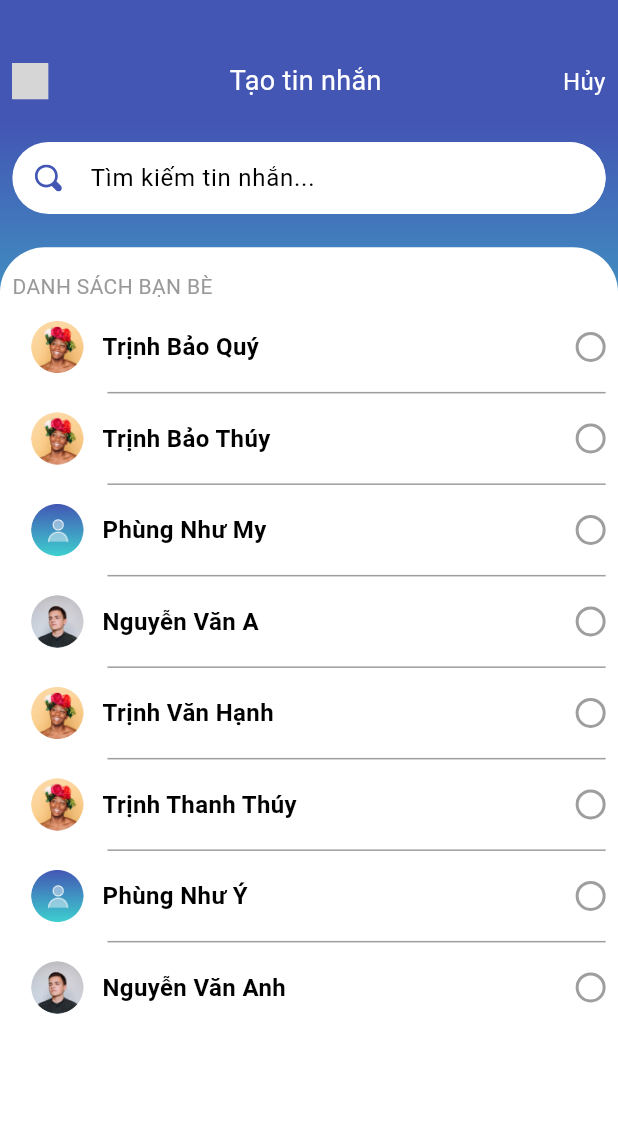
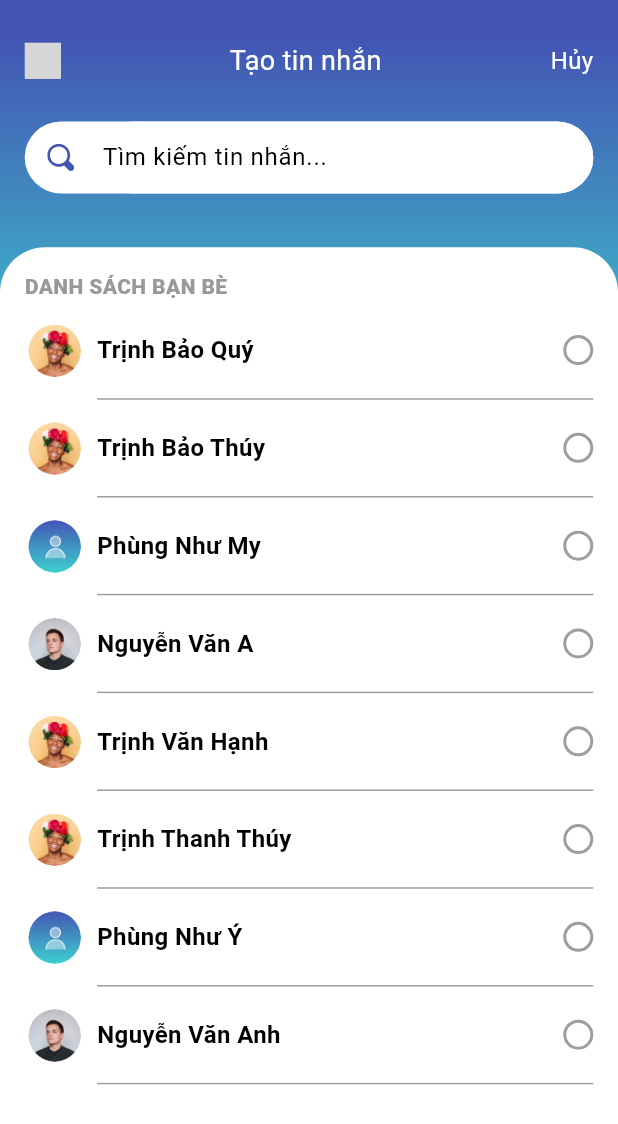
Before and after one commit to quy03/MockChat, a Flutter app: the screen it shows after launch, after a tap on an icon or button, on a phone screen of 412 x 824 dp. Shown: the top 1124 px of the screen. Run offline on Flutter 3.47's test engine with Material 3 defaults, Android fonts, the light colour scheme and no system bars; our stand-ins replace diacritic, firebase_auth, firebase_core, flutter_svg; accounts and stored records are empty; grey boxes are pictures that could not be loaded.

Commit message:
update all

```diff
--- a/lib/screens/friends/components/all.dart
+++ b/lib/screens/friends/components/all.dart
@@ -29,7 +29,7 @@ class _AllState extends State<All> {
                   Container(
                     width: size.width,
                     padding: EdgeInsets.symmetric(
-                      horizontal: size.width / 30,
+                      horizontal: size.height / 50,
                       vertical: size.height * 0.005,
                     ),
                     color: const Color.fromRGBO(246, 246, 246, 1),
@@ -191,10 +191,14 @@ class _BuildAllState extends State<BuildAll> {
   @override
   Widget build(BuildContext context) {
     Size size = MediaQuery.of(context).size;
-    return Row(
+    return Container(
+      padding: EdgeInsets.symmetric(
+        horizontal: size.height / 50,
+        vertical: size.height * 0.008,
+      ),
+      child: Row(
         children: [
           CircleAvatar(
-          radius: 30,
             backgroundColor: Colors.transparent,
             child: ClipOval(
               child: Image.asset(
@@ -205,6 +209,7 @@ class _BuildAllState extends State<BuildAll> {
               ),
             ),
           ),
+          SizedBox(width: size.width / 50),
           Text(
             widget.fullname,
             style: const TextStyle(
@@ -225,8 +230,8 @@ class _BuildAllState extends State<BuildAll> {
                       ? Theme.of(context).colorScheme.secondary
                       : Theme.of(context).colorScheme.surface,
                   borderRadius: BorderRadius.circular(30),
-                border:
-                    Border.all(color: Theme.of(context).colorScheme.secondary),
+                  border: Border.all(
+                      color: Theme.of(context).colorScheme.secondary),
                 ),
                 child: Text(
                   _requestSent ? "Kết bạn" : "Hủy",
@@ -242,6 +247,7 @@ class _BuildAllState extends State<BuildAll> {
             ),
           SizedBox(width: size.width / 30),
         ],
+      ),
     );
   }
 }
--- a/lib/screens/friends/components/friend_head.dart
+++ b/lib/screens/friends/components/friend_head.dart
@@ -16,8 +16,9 @@ class FriendHead extends StatelessWidget {
   @override
   Widget build(BuildContext context) {
     return Container(
+      height: size.height / 3,
       padding: EdgeInsets.symmetric(
-        horizontal: size.width / 50,
+        horizontal: size.height / 50,
       ),
       decoration: const BoxDecoration(
         gradient: LinearGradient(
@@ -27,12 +28,12 @@ class FriendHead extends StatelessWidget {
             Color(0xFF4356B4),
             Color(0xFF3DCFCF),
           ],
-          stops: [0.1, 0.4],
+          stops: [0.1, 1],
         ),
       ),
       child: Column(
         children: [
-          SizedBox(height: size.height / 20),
+          SizedBox(height: size.height / 30),
           Row(
             mainAxisAlignment: MainAxisAlignment.spaceBetween,
             children: [
--- a/lib/screens/friends/components/friends.dart
+++ b/lib/screens/friends/components/friends.dart
@@ -30,7 +30,7 @@ class Friends extends StatelessWidget {
                   Container(
                     width: size.width,
                     padding: EdgeInsets.symmetric(
-                      horizontal: size.width / 30,
+                      horizontal: size.height / 50,
                       vertical: size.height * 0.005,
                     ),
                     color: const Color.fromRGBO(246, 246, 246, 1),
@@ -110,10 +110,15 @@ class BuildFriends extends StatelessWidget {
 
   @override
   Widget build(BuildContext context) {
-    return Row(
+    Size size = MediaQuery.of(context).size;
+    return Container(
+      padding: EdgeInsets.symmetric(
+        horizontal: size.height / 50,
+        vertical: size.height * 0.008,
+      ),
+      child: Row(
         children: [
           CircleAvatar(
-          radius: 30,
             backgroundColor: Colors.transparent,
             child: ClipOval(
               child: Image.asset(
@@ -124,6 +129,7 @@ class BuildFriends extends StatelessWidget {
               ),
             ),
           ),
+          SizedBox(width: size.width / 50),
           Text(
             fullname,
             style: const TextStyle(
@@ -132,6 +138,7 @@ class BuildFriends extends StatelessWidget {
             ),
           ),
         ],
+      ),
     );
   }
 }
--- a/lib/screens/friends/components/request.dart
+++ b/lib/screens/friends/components/request.dart
@@ -21,7 +21,7 @@ class Request extends StatelessWidget {
             crossAxisAlignment: CrossAxisAlignment.start,
             children: [
               Padding(
-                padding: EdgeInsets.symmetric(horizontal: size.width / 30),
+                padding: EdgeInsets.symmetric(horizontal: size.height / 50),
                 child: Text(
                   "LỜI MỜI KẾT BẠN",
                   style: TextStyle(
@@ -109,10 +109,14 @@ class BuildFriendRequest extends StatelessWidget {
           style: TextStyle(color: Colors.white),
         ),
       ),
+      child: Container(
+        padding: EdgeInsets.symmetric(
+          horizontal: size.height / 50,
+          vertical: size.height * 0.008,
+        ),
         child: Row(
           children: [
             CircleAvatar(
-            radius: 30,
               backgroundColor: Colors.transparent,
               child: ClipOval(
                 child: Image.asset(
@@ -123,7 +127,7 @@ class BuildFriendRequest extends StatelessWidget {
                 ),
               ),
             ),
-          SizedBox(width: size.width * 0.05), // Khoảng cách giữa avatar và tên
+            SizedBox(width: size.width / 50),
             Text(
               fullname,
               style: const TextStyle(
@@ -157,6 +161,7 @@ class BuildFriendRequest extends StatelessWidget {
             SizedBox(width: size.width / 30),
           ],
         ),
+      ),
     );
   }
 }
--- a/lib/screens/friends/friend_screen.dart
+++ b/lib/screens/friends/friend_screen.dart
@@ -28,9 +28,15 @@ class _FriendScreenState extends State<FriendScreen> {
       child: Scaffold(
         body: Stack(
           children: [
-            FriendHead(
-              size: size,
-              onSearchToggle: _toggleSearch,
+            SizedBox(
+              width: size.width,
+              height: size.height,
+            ),
+            Positioned(
+              child: FriendHead(
+                size: size,
+                onSearchToggle: _toggleSearch,
+              ),
             ),
             Positioned(
               top: size.height / 5,
--- a/lib/screens/message/components/create_new_message.dart
+++ b/lib/screens/message/components/create_new_message.dart
@@ -15,10 +15,15 @@ class CreateNewMessage extends StatelessWidget {
       body: SafeArea(
         child: Stack(
           children: [
-            Container(
+            SizedBox(
               height: size.height,
+              width: size.width,
+            ),
+            Positioned(
+              child: Container(
+                height: size.height / 3,
                 padding: EdgeInsets.symmetric(
-                horizontal: size.width / 50,
+                  horizontal: size.height / 50,
                 ),
                 decoration: const BoxDecoration(
                   gradient: LinearGradient(
@@ -28,12 +33,12 @@ class CreateNewMessage extends StatelessWidget {
                       Color(0xFF4356B4),
                       Color(0xFF3DCFCF),
                     ],
-                  stops: [0.1, 0.4],
+                    stops: [0.1, 1],
                   ),
                 ),
                 child: Column(
                   children: [
-                  SizedBox(height: size.height / 20),
+                    SizedBox(height: size.height / 30),
                     Row(
                       mainAxisAlignment: MainAxisAlignment.spaceBetween,
                       children: [
@@ -77,6 +82,7 @@ class CreateNewMessage extends StatelessWidget {
                   ],
                 ),
               ),
+            ),
             Positioned(
               top: size.height / 5,
               left: 0,
@@ -92,7 +98,7 @@ class CreateNewMessage extends StatelessWidget {
                 ),
                 child: Padding(
                   padding: EdgeInsets.symmetric(
-                    horizontal: size.width / 50,
+                    horizontal: size.height / 50,
                   ),
                   child: _buildListFriends(size),
                 ),
@@ -116,15 +122,11 @@ class CreateNewMessage extends StatelessWidget {
           style: TextStyle(
             color: Color.fromRGBO(153, 153, 153, 1),
             fontSize: 14,
+            fontWeight: FontWeight.w800,
           ),
         ),
         Expanded(
-          child: ListView.separated(
-            separatorBuilder: (context, index) => Container(
-              margin: EdgeInsets.only(left: size.width / 6.5),
-              height: 1,
-              color: Colors.grey,
-            ),
+          child: ListView.builder(
             itemCount: demoMessage.length,
             itemBuilder: (BuildContext context, int index) {
               final message = demoMessage[index];
--- a/lib/screens/message/components/list_friends.dart
+++ b/lib/screens/message/components/list_friends.dart
@@ -12,11 +12,12 @@ class ListFriends extends StatelessWidget {
 
   @override
   Widget build(BuildContext context) {
-    return Row(
-      crossAxisAlignment: CrossAxisAlignment.center,
+    Size size = MediaQuery.of(context).size;
+    return Column(
+      children: [
+        Row(
           children: [
             CircleAvatar(
-          radius: 30,
               backgroundColor: Colors.transparent,
               child: ClipOval(
                 child: Image.asset(
@@ -27,6 +28,13 @@ class ListFriends extends StatelessWidget {
                 ),
               ),
             ),
+            SizedBox(width: size.width / 50),
+            Expanded(
+              child: Column(
+                children: [
+                  SizedBox(height: size.height / 40),
+                  Row(
+                    children: [
                       Text(
                         fullname,
                         style: const TextStyle(
@@ -37,6 +45,18 @@ class ListFriends extends StatelessWidget {
                       Spacer(),
                       ButtonCheckbox(),
                     ],
+                  ),
+                  SizedBox(height: size.height / 40),
+                  Container(
+                    height: 1,
+                    color: Colors.grey,
+                  ),
+                ],
+              ),
+            ),
+          ],
+        ),
+      ],
     );
   }
 }
--- a/lib/screens/message/components/message_head.dart
+++ b/lib/screens/message/components/message_head.dart
@@ -17,10 +17,8 @@ class MessageHead extends StatelessWidget {
   @override
   Widget build(BuildContext context) {
     return Container(
-      height: size.height,
-      padding: EdgeInsets.symmetric(
-        horizontal: size.width / 50,
-      ),
+      height: size.height / 3,
+      padding: EdgeInsets.symmetric(horizontal: size.height / 50),
       decoration: const BoxDecoration(
         gradient: LinearGradient(
           begin: Alignment.topCenter,
@@ -29,12 +27,12 @@ class MessageHead extends StatelessWidget {
             Color(0xFF4356B4),
             Color(0xFF3DCFCF),
           ],
-          stops: [0.1, 0.4],
+          stops: [0.1, 1],
         ),
       ),
       child: Column(
         children: [
-          SizedBox(height: size.height / 20),
+          SizedBox(height: size.height / 30),
           Row(
             mainAxisAlignment: MainAxisAlignment.spaceBetween,
             children: [
--- a/lib/screens/message/components/message_list.dart
+++ b/lib/screens/message/components/message_list.dart
@@ -26,8 +26,9 @@ class MessageList extends StatelessWidget {
 
     return Column(
       children: [
-        SizedBox(height: size.height / 50),
+        SizedBox(height: size.height / 70),
         Row(
+          crossAxisAlignment: CrossAxisAlignment.start,
           children: [
             Stack(
               clipBehavior: Clip.none,
@@ -93,6 +94,12 @@ class MessageList extends StatelessWidget {
             SizedBox(width: size.width / 20),
             Expanded(
               child: Column(
+                children: [
+                  Row(
+                    mainAxisAlignment: MainAxisAlignment.spaceBetween,
+                    crossAxisAlignment: CrossAxisAlignment.start,
+                    children: [
+                      Column(
                         crossAxisAlignment: CrossAxisAlignment.start,
                         children: [
                           Text(
@@ -111,7 +118,6 @@ class MessageList extends StatelessWidget {
                           ),
                         ],
                       ),
-            ),
                       Text(
                         lastMessage != null
                             ? DateFormat('HH:mm').format(lastMessage.time)
@@ -123,6 +129,16 @@ class MessageList extends StatelessWidget {
                       ),
                     ],
                   ),
+                  SizedBox(height: size.height / 30),
+                  Container(
+                    height: 1,
+                    color: Colors.grey,
+                  ),
+                ],
+              ),
+            ),
+          ],
+        ),
         SizedBox(height: size.height / 100),
       ],
     );
--- a/lib/screens/message/message_screen.dart
+++ b/lib/screens/message/message_screen.dart
@@ -30,9 +30,15 @@ class _MessageScreenState extends State<MessageScreen> {
         resizeToAvoidBottomInset: false,
         body: Stack(
           children: [
-            MessageHead(
-              size: size,
-              onSearchToggle: _toggleSearch,
+            SizedBox(
+              width: size.width,
+              height: size.height,
+            ),
+            Positioned(
+              child: MessageHead(
+                size: size,
+                onSearchToggle: _toggleSearch,
+              ),
             ),
             Positioned(
               top: size.height / 5,
@@ -48,9 +54,7 @@ class _MessageScreenState extends State<MessageScreen> {
                   color: Color.fromRGBO(255, 255, 255, 1),
                 ),
                 child: Padding(
-                  padding: EdgeInsets.symmetric(
-                    horizontal: size.width / 30,
-                  ),
+                  padding: EdgeInsets.symmetric(horizontal: size.height / 50),
                   child: _isSearching
                       ? _buildMessageSearch(size)
                       : _buildMessageList(size),
@@ -72,18 +76,13 @@ class _MessageScreenState extends State<MessageScreen> {
         Text(
           "TIN NHẮN",
           style: TextStyle(
-            color: Theme.of(context).colorScheme.inversePrimary,
-            fontSize: 14,
-          ),
+              color: Theme.of(context).colorScheme.inversePrimary,
+              fontSize: 14,
+              fontWeight: FontWeight.w800),
         ),
         Expanded(
-          child: ListView.separated(
+          child: ListView.builder(
             itemCount: demoMessage.length,
-            separatorBuilder: (BuildContext context, int index) => Container(
-              margin: EdgeInsets.only(left: size.width / 5),
-              height: 1,
-              color: Colors.grey,
-            ),
             itemBuilder: (BuildContext context, int index) {
               final message = demoMessage[index];
               return MessageSearch(
@@ -104,13 +103,8 @@ class _MessageScreenState extends State<MessageScreen> {
       children: [
         SizedBox(height: size.height / 50),
         Expanded(
-          child: ListView.separated(
+          child: ListView.builder(
             itemCount: demoMessage.length,
-            separatorBuilder: (BuildContext context, int index) => Container(
-              margin: EdgeInsets.only(left: size.width / 4.5),
-              height: 1,
-              color: Colors.grey,
-            ),
             itemBuilder: (BuildContext context, int index) {
               final message = demoMessage[index];
               return GestureDetector(
--- a/lib/screens/personal/personal_screen.dart
+++ b/lib/screens/personal/personal_screen.dart
@@ -2,6 +2,7 @@
 
 import 'package:flutter/material.dart';
 import 'package:flutter_svg/svg.dart';
+import 'package:mock_chat/screens/personal/components/personal_edit.dart';
 
 class PersonalScreen extends StatelessWidget {
   const PersonalScreen({super.key});
@@ -78,11 +79,21 @@ class PersonalScreen extends StatelessWidget {
                           ),
                         ),
                         Spacer(),
-                        SvgPicture.asset(
-                          "assets/icons/edit.svg",
-                          height: 16,
-                          width: 16,
-                          color: Color.fromRGBO(67, 86, 180, 1),
+                        GestureDetector(
+                          onTap: () {
+                            Navigator.push(
+                              context,
+                              MaterialPageRoute(
+                                builder: (context) => PersonalEdit(),
+                              ),
+                            );
+                          },
+                          child: SvgPicture.asset(
+                            "assets/icons/edit.svg",
+                            height: 16,
+                            width: 16,
+                            color: Color.fromRGBO(67, 86, 180, 1),
+                          ),
                         ),
                       ],
                     ),
```
Also changed, not shown: lib/screens/message/components/mesage_search.dart (+6 -1 lines), lib/screens/personal/components/personal_edit.dart (added, +177 -0 lines), assets/icons/camera.svg. Lines whose indentation alone changed are shown as unchanged.
